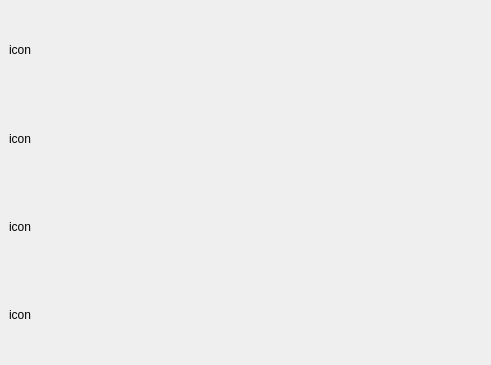
The window that ui/search.ui (chaunamthong2015-ui/PTA39-SPCK) describes before a commit, drawn with Qt 5.
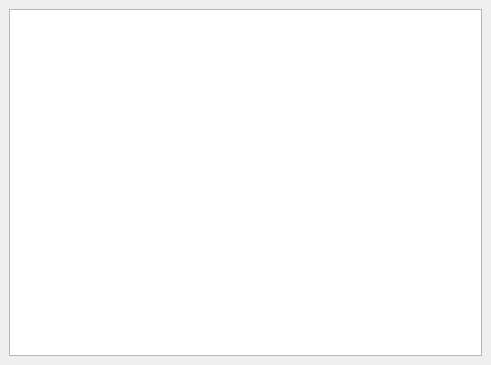
The same window after the commit.

Diff of the .ui file:
```diff
--- a/ui/search.ui
+++ b/ui/search.ui
@@ -28,32 +28,7 @@
   <widget class="QWidget" name="centralwidget">
    <layout class="QVBoxLayout" name="verticalLayout">
     <item>
-     <widget class="QLabel" name="label_4">
-      <property name="text">
-       <string>icon</string>
-      </property>
-     </widget>
-    </item>
-    <item>
-     <widget class="QLabel" name="label_3">
-      <property name="text">
-       <string>icon</string>
-      </property>
-     </widget>
-    </item>
-    <item>
-     <widget class="QLabel" name="label_2">
-      <property name="text">
-       <string>icon</string>
-      </property>
-     </widget>
-    </item>
-    <item>
-     <widget class="QLabel" name="label_5">
-      <property name="text">
-       <string>icon</string>
-      </property>
-     </widget>
+     <widget class="QListWidget" name="listWidget"/>
     </item>
    </layout>
   </widget>
```
